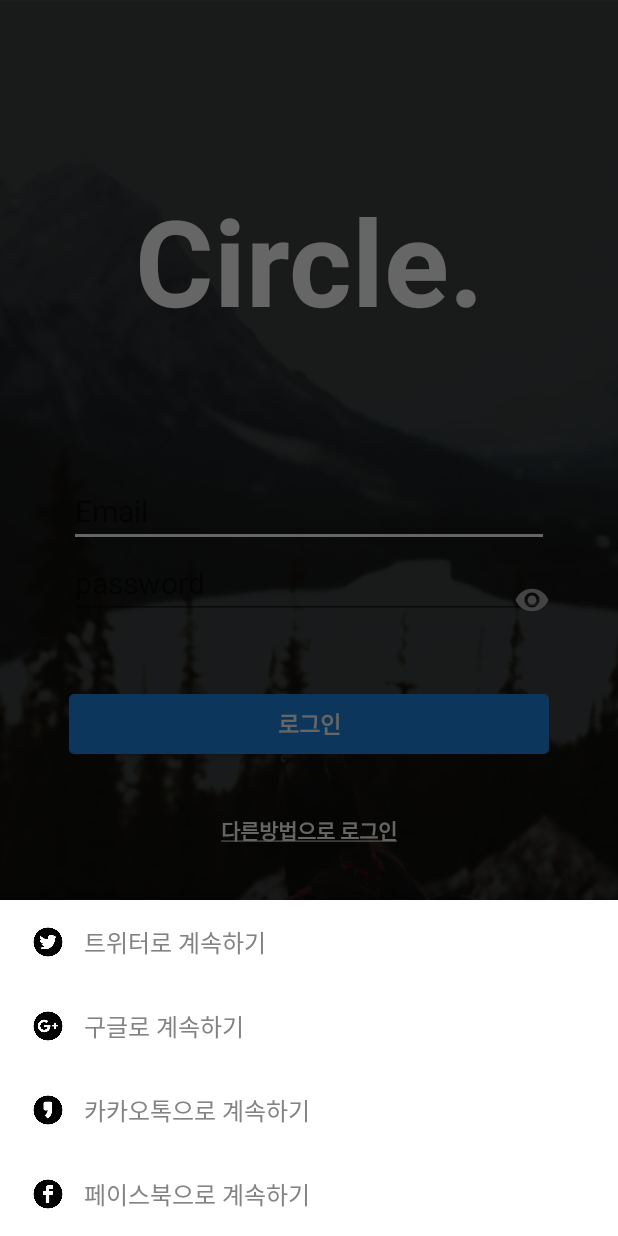
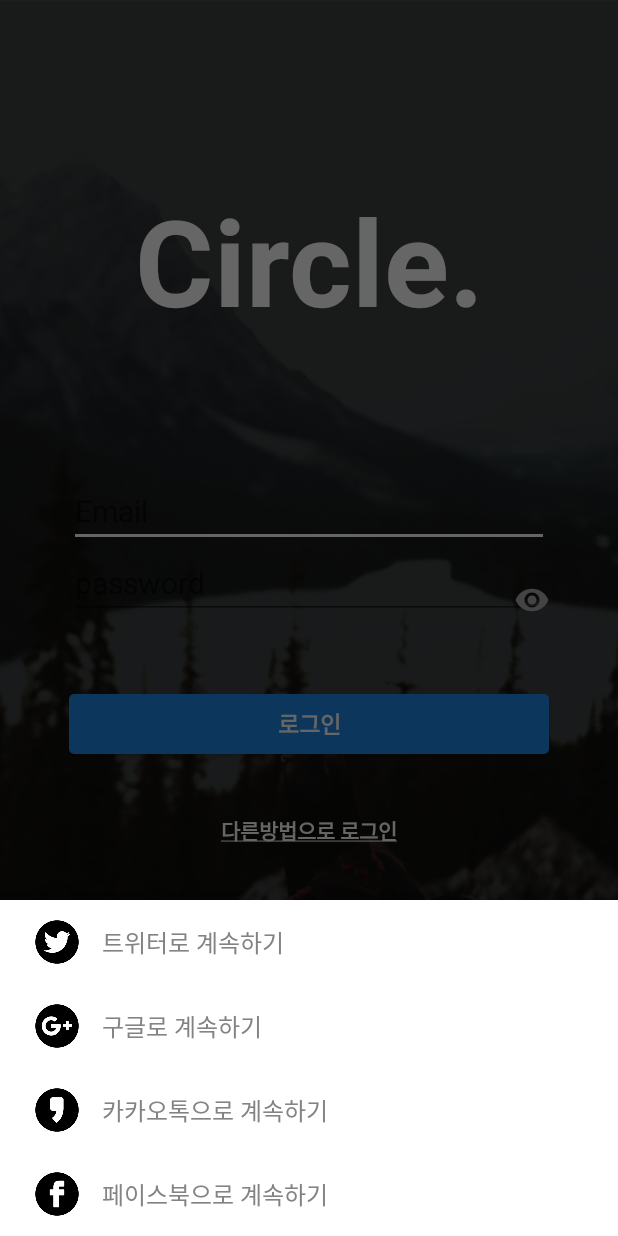
Before and after one commit to taewoooh/TWCircleApp, an Android app: the screen it shows after launch (MainActivity), after a tap on "다른방법으로 로그인", on a phone screen of 412 x 824 dp. Run offline under Robolectric (Android 15) with nearby library versions, the phone set to English and light mode, and no system bars; libraries missing offline, so code that uses them is left out: com.rengwuxian.materialedittext; plain views replace MaterialEditText; 4 statements that could not run were skipped; 2 other taps on this screen came first.

Commit message:
로그인 조건식 셋팅

```diff
--- a/app/build.gradle
+++ b/app/build.gradle
@@ -5,7 +5,7 @@ android {
     buildToolsVersion "26.0.2"
     defaultConfig {
         applicationId "com.example.lg.twcircleapp"
-        minSdkVersion 15
+        minSdkVersion 16
         targetSdkVersion 25
         versionCode 1
         versionName "1.0"
@@ -26,6 +26,8 @@ dependencies {
     })
     compile 'com.android.support:appcompat-v7:25.3.1'
     compile 'com.android.support:design:26.+'
+    compile 'com.github.johnpersano:supertoasts:2.0'
+    compile 'com.android.volley:volley:1.0.0'
     compile 'com.android.support.constraint:constraint-layout:1.0.2'
     compile 'com.rengwuxian.materialedittext:library:2.1.4'
     testCompile 'junit:junit:4.12'
--- a/app/src/main/AndroidManifest.xml
+++ b/app/src/main/AndroidManifest.xml
@@ -1,6 +1,10 @@
 <?xml version="1.0" encoding="utf-8"?>
 <manifest xmlns:android="http://schemas.android.com/apk/res/android"
     package="com.example.lg.twcircleapp">
+
+    <uses-permission android:name="android.permission.INTERNET" />
+    <uses-permission android:name="android.permission.INJ" />
+    <uses-permission android:name="android.permission.ACCESS_NETWORK_STATE" />
 
     <application
         android:allowBackup="true"
--- a/app/src/main/java/com/example/lg/twcircleapp/MainActivity.java
+++ b/app/src/main/java/com/example/lg/twcircleapp/MainActivity.java
@@ -1,16 +1,9 @@
 package com.example.lg.twcircleapp;
 
 import android.content.Context;
-import android.graphics.Color;
-import android.support.annotation.NonNull;
-import android.support.design.widget.BottomSheetBehavior;
-import android.support.design.widget.BottomSheetDialog;
-import android.support.design.widget.FloatingActionButton;
+import android.os.Bundle;
 import android.support.v7.app.AppCompatActivity;
-import android.os.Bundle;
-import android.support.v7.widget.Toolbar;
 import android.text.Editable;
-import android.text.InputType;
 import android.text.SpannableString;
 import android.text.TextWatcher;
 import android.text.method.HideReturnsTransformationMethod;
@@ -19,7 +12,6 @@ import android.text.style.UnderlineSpan;
 import android.view.View;
 import android.view.inputmethod.InputMethodManager;
 import android.widget.Button;
-import android.widget.EditText;
 import android.widget.ImageView;
 import android.widget.RelativeLayout;
 import android.widget.TextView;
@@ -27,15 +19,20 @@ import android.widget.Toast;
 
 import com.rengwuxian.materialedittext.MaterialEditText;
 
+import java.util.regex.Matcher;
+import java.util.regex.Pattern;
+
 
 public class MainActivity extends AppCompatActivity implements View.OnClickListener {
     MaterialEditText editid, editpassword;
     ImageView delete, delete2, hide;
-    RelativeLayout layout,relativeLayout;
+    RelativeLayout layout, relativeLayout;
     Button loginbtn;
     TextView view;
     InputMethodManager imm;
     boolean aBoolean = true;
+    boolean booid, boopass;
+
 
 
     @Override
@@ -52,17 +49,7 @@ public class MainActivity extends AppCompatActivity implements View.OnClickListe
         delete2 = (ImageView) findViewById(R.id.delete2);
         view = (TextView) findViewById(R.id.textlogin);
         loginbtn = (Button) findViewById(R.id.loginbtn);
-        /*Toolbar toolbar = (Toolbar) findViewById(R.id.toolbar);
-        setSupportActionBar(toolbar);
-        setTitle("Bottom Sheet Example");*/
-        /*FloatingActionButton fab = (FloatingActionButton) findViewById(R.id.fab);
-        fab.setOnClickListener(new View.OnClickListener() {
-            @Override
-            public void onClick(View view) {
-                TWBottomSheetDialog bottomSheetDialog = TWBottomSheetDialog.getInstance();
-                bottomSheetDialog.show(getSupportFragmentManager(),"bottomSheet");
-            }
-        });*/
+
 
         delete.setOnClickListener(this);
         delete2.setOnClickListener(this);
@@ -89,6 +76,14 @@ public class MainActivity extends AppCompatActivity implements View.OnClickListe
 
             @Override
             public void afterTextChanged(Editable s) {
+
+
+                String emailid = "^[_a-zA-Z0-9-\\.]+@[\\.a-zA-Z0-9-]+\\.[a-zA-Z]+$";  //이메일 형식 체크
+                Pattern p = Pattern.compile(emailid);
+                Matcher m = p.matcher(s);
+                booid = m.matches();
+
+
                 if (s.length() > 0) {
 
                     delete.setVisibility(View.VISIBLE);
@@ -113,6 +108,13 @@ public class MainActivity extends AppCompatActivity implements View.OnClickListe
 
             @Override
             public void afterTextChanged(Editable s) {
+
+
+                String regex = "^[a-zA-Z0-9!@.#$%^&*?_~]{4,16}$";// 패스워드 4자리에서 16자리까지 조건식
+                Pattern p = Pattern.compile(regex);
+                Matcher m = p.matcher(s);
+                boopass = m.matches();
+
 
                 if (s.length() > 0) {
 
@@ -161,16 +163,34 @@ public class MainActivity extends AppCompatActivity implements View.OnClickListe
         } else if (v.getId() == R.id.delete2) {
 
             editpassword.setText(null);
-        }else if (v.getId() == R.id.loginbtn){
+        } else if (v.getId() == R.id.loginbtn) {
+
+            if (booid == true && boopass == true){
+
+                new SuperToast("성공", "D81B60", MainActivity.this);
+
+            }
+
+            //new SuperToast("테스트", "D81B60", MainActivity.this);
 
 
-        }else if (v.getId() == R.id.textlogin){
+        } else if (v.getId() == R.id.textlogin) {
 
             TWBottomSheetDialog bottomSheetDialog = TWBottomSheetDialog.getInstance();
-            bottomSheetDialog.show(getSupportFragmentManager(),"bottomSheet");
+            bottomSheetDialog.show(getSupportFragmentManager(), "bottomSheet");
+
+
+        }
+    }
+
+    public void Checked() {
+
+        if (booid == true && boopass == true){
 
 
 
         }
+
+
     }
 }
--- a/app/src/main/res/layout/bottom_sheet_dialog.xml
+++ b/app/src/main/res/layout/bottom_sheet_dialog.xml
@@ -13,8 +13,8 @@
         >
         <ImageView
             android:src="@drawable/twitter"
-            android:layout_width="48dp"
-            android:layout_height="48dp"
+            android:layout_width="60dp"
+            android:layout_height="60dp"
             android:padding="12dp"
             android:layout_marginLeft="8dp"
             />
@@ -36,8 +36,8 @@
         >
         <ImageView
             android:src="@drawable/google"
-            android:layout_width="48dp"
-            android:layout_height="48dp"
+            android:layout_width="60dp"
+            android:layout_height="60dp"
             android:padding="12dp"
             android:layout_marginLeft="8dp"
             />
@@ -59,8 +59,8 @@
         >
         <ImageView
             android:src="@drawable/kakaotalk"
-            android:layout_width="48dp"
-            android:layout_height="48dp"
+            android:layout_width="60dp"
+            android:layout_height="60dp"
             android:padding="12dp"
             android:layout_marginLeft="8dp"
             />
@@ -82,8 +82,8 @@
         >
         <ImageView
             android:src="@drawable/facebook"
-            android:layout_width="48dp"
-            android:layout_height="48dp"
+            android:layout_width="60dp"
+            android:layout_height="60dp"
             android:padding="12dp"
             android:layout_marginLeft="8dp"
             />
```
Also changed, not shown: app/src/main/java/com/example/lg/twcircleapp/RegisterRequest.java (added, +35 -0 lines), app/src/main/java/com/example/lg/twcircleapp/SuperToast.java (added, +29 -0 lines).
